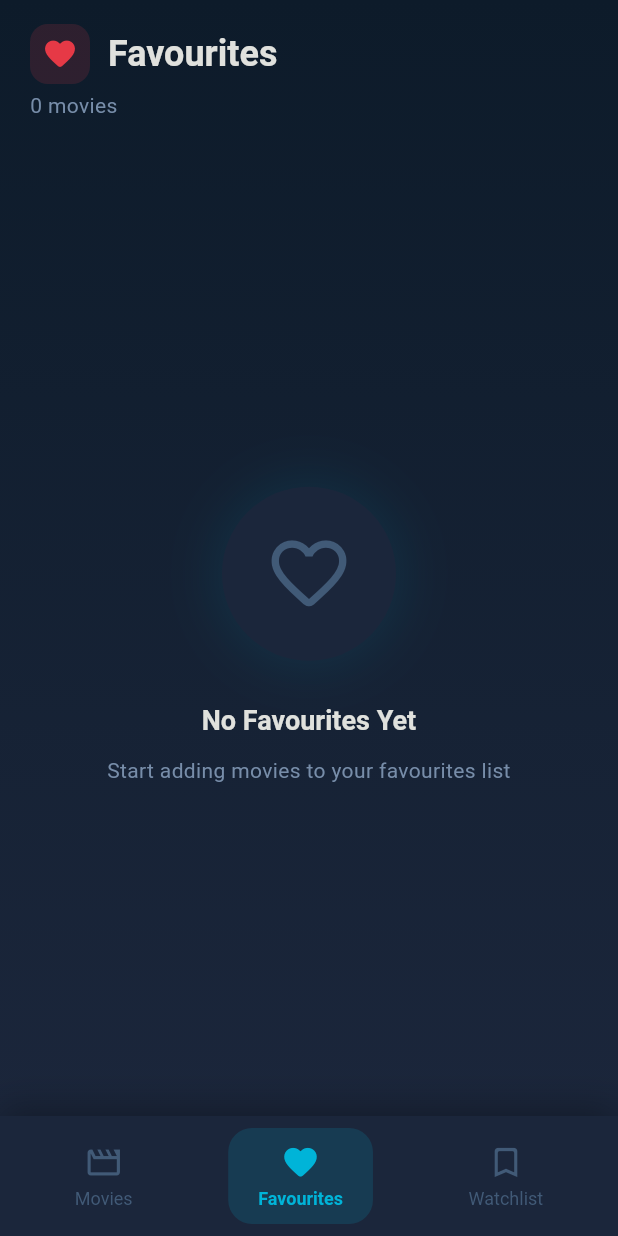
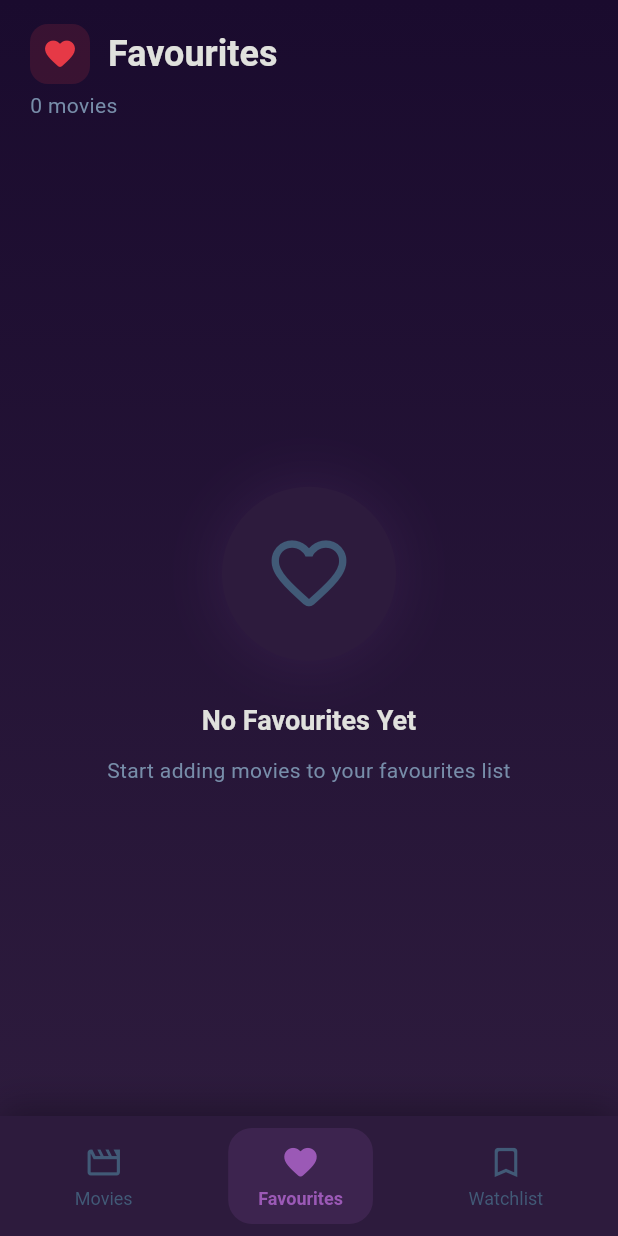
Before and after one commit to an-shoo/lenskart-ca, a Flutter app: the screen it shows after launch, item 2 of the bottom bar chosen, on a phone screen of 412 x 824 dp. Run offline on Flutter 3.47's test engine with Material 3 defaults, Android fonts, the phone set to English and light mode, and no system bars; our stand-ins replace flutter_local_notifications, shared_preferences; network calls fail; Roboto replaces fonts that are missing (Poppins); statements that could not run were skipped.

Commit message:
Changed theme and animations

```diff
--- a/lib/core/services/notification_service.dart
+++ b/lib/core/services/notification_service.dart
@@ -40,7 +40,7 @@ class NotificationService {
       priority: Priority.high,
       showWhen: true,
       icon: '@mipmap/ic_launcher',
-      color: Color(0xFF00B4D8),
+      color: Color(0xFF9B59B6),
       enableLights: true,
       enableVibration: true,
     );
--- a/lib/core/theme/app_theme.dart
+++ b/lib/core/theme/app_theme.dart
@@ -1,19 +1,19 @@
 import 'package:flutter/material.dart';
 
 class AppColors {
-  // Primary palette - Deep Cinema Teal
-  static const Color primary = Color(0xFF00B4D8);
-  static const Color primaryDark = Color(0xFF0077B6);
-  static const Color primaryLight = Color(0xFF90E0EF);
+  // Primary palette - Amethyst Purple
+  static const Color primary = Color(0xFF9B59B6);
+  static const Color primaryDark = Color(0xFF7D3C98);
+  static const Color primaryLight = Color(0xFFBB8FCE);
 
-  // Accent - Electric Gold
-  static const Color accent = Color(0xFFFFB703);
-  static const Color accentDark = Color(0xFFFB8500);
+  // Accent - Soft Rose Pink
+  static const Color accent = Color(0xFFE8B4CB);
+  static const Color accentDark = Color(0xFFD48FB8);
 
   // Background colors
-  static const Color background = Color(0xFF0D1B2A);
-  static const Color surface = Color(0xFF1B263B);
-  static const Color surfaceLight = Color(0xFF415A77);
+  static const Color background = Color(0xFF1A0B2E);
+  static const Color surface = Color(0xFF2D1B3D);
+  static const Color surfaceLight = Color(0xFF4A2C5A);
 
   // Text colors
   static const Color textPrimary = Color(0xFFE0E1DD);
@@ -21,13 +21,13 @@ class AppColors {
   static const Color textMuted = Color(0xFF415A77);
 
   // Status colors
-  static const Color success = Color(0xFF2EC4B6);
+  static const Color success = Color(0xFFA8E6CF);
   static const Color error = Color(0xFFE63946);
-  static const Color warning = Color(0xFFFFB703);
+  static const Color warning = Color(0xFFE8B4CB);
 
   // Rating colors
-  static const Color ratingHigh = Color(0xFF2EC4B6);
-  static const Color ratingMedium = Color(0xFFFFB703);
+  static const Color ratingHigh = Color(0xFFA8E6CF);
+  static const Color ratingMedium = Color(0xFFE8B4CB);
   static const Color ratingLow = Color(0xFFE63946);
 
   // Gradients
@@ -38,13 +38,13 @@ class AppColors {
   );
 
   static const LinearGradient backgroundGradient = LinearGradient(
-    colors: [Color(0xFF0D1B2A), Color(0xFF1B263B)],
+    colors: [Color(0xFF1A0B2E), Color(0xFF2D1B3D)],
     begin: Alignment.topCenter,
     end: Alignment.bottomCenter,
   );
 
   static const LinearGradient cardGradient = LinearGradient(
-    colors: [Color(0xFF1B263B), Color(0xFF0D1B2A)],
+    colors: [Color(0xFF2D1B3D), Color(0xFF1A0B2E)],
     begin: Alignment.topLeft,
     end: Alignment.bottomRight,
   );
--- a/lib/features/favourites/screens/favourites_screen.dart
+++ b/lib/features/favourites/screens/favourites_screen.dart
@@ -1,4 +1,5 @@
 import 'package:flutter/material.dart';
+import 'package:flutter/cupertino.dart';
 import 'package:provider/provider.dart';
 import '../../../core/theme/app_theme.dart';
 import '../../../core/models/movie.dart';
@@ -14,7 +15,7 @@ class FavouritesScreen extends StatelessWidget {
 
   void _navigateToDetail(BuildContext context, Movie movie) {
     Navigator.of(context).push(
-      MaterialPageRoute(
+      CupertinoPageRoute(
         builder: (context) => MovieDetailScreen(movie: movie),
       ),
     );
--- a/lib/features/movies/screens/movies_screen.dart
+++ b/lib/features/movies/screens/movies_screen.dart
@@ -1,4 +1,5 @@
 import 'package:flutter/material.dart';
+import 'package:flutter/cupertino.dart';
 import 'package:provider/provider.dart';
 import '../../../core/theme/app_theme.dart';
 import '../../../core/models/movie.dart';
@@ -50,7 +51,7 @@ class _MoviesScreenState extends State<MoviesScreen> {
 
   void _navigateToDetail(Movie movie) {
     Navigator.of(context).push(
-      MaterialPageRoute(
+      CupertinoPageRoute(
         builder: (context) => MovieDetailScreen(movie: movie),
       ),
     );
--- a/lib/features/watchlist/screens/watchlist_screen.dart
+++ b/lib/features/watchlist/screens/watchlist_screen.dart
@@ -1,4 +1,5 @@
 import 'package:flutter/material.dart';
+import 'package:flutter/cupertino.dart';
 import 'package:provider/provider.dart';
 import '../../../core/theme/app_theme.dart';
 import '../../../core/models/movie.dart';
@@ -14,7 +15,7 @@ class WatchlistScreen extends StatelessWidget {
 
   void _navigateToDetail(BuildContext context, Movie movie) {
     Navigator.of(context).push(
-      MaterialPageRoute(
+      CupertinoPageRoute(
         builder: (context) => MovieDetailScreen(movie: movie),
       ),
     );
```
Also changed, not shown: lib/features/splash/screens/splash_screen.dart (+6 -13 lines).
